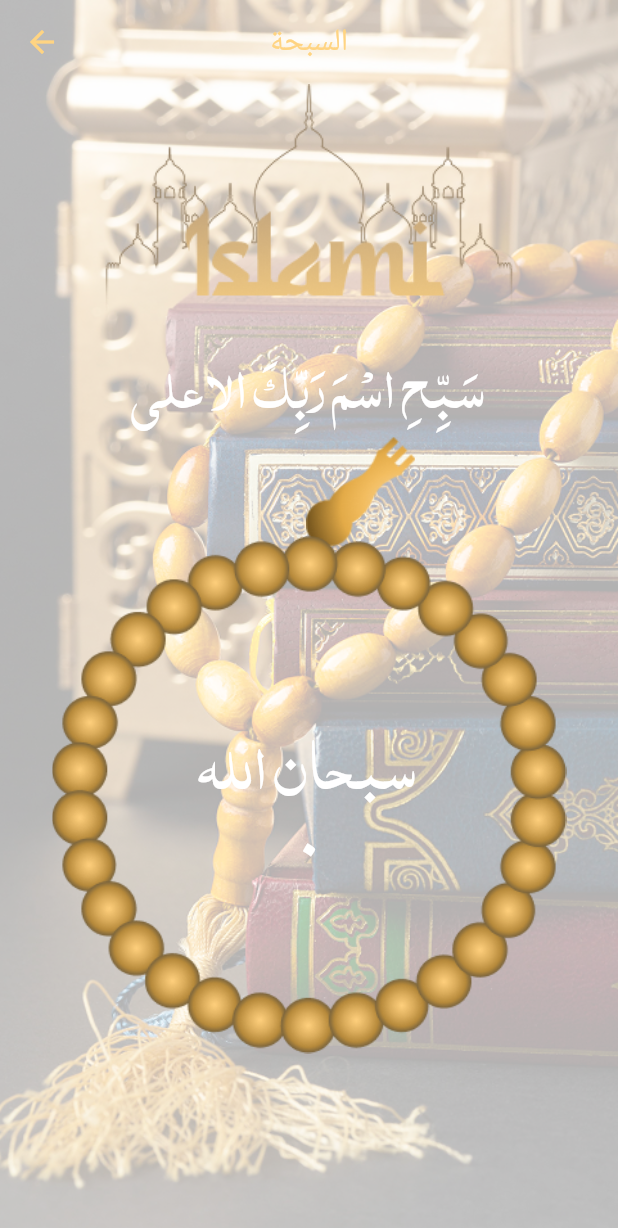
After one commit to johngamil11/islami, a Flutter app: the SebhaScreen screen opened by its route, on a phone screen of 412 x 824 dp. The commit adds this screen. Shown: the top 1228 px of the screen. Run offline on Flutter 3.47's test engine with Material 3 defaults, Android fonts, the phone set to English and light mode, and no system bars; our stand-ins replace bloc, connectivity_plus, dartz, dio, flutter_bloc, flutter_screenutil and 4 more; accounts and stored records are empty; Roboto replaces fonts that are missing (QuranHadith).

Commit message:
finished sebha screen.

```diff
--- a/lib/config/app_router.dart
+++ b/lib/config/app_router.dart
@@ -17,6 +17,7 @@ import 'package:islami/features/quran_screen/data/repositories_impl/quran_reposi
 import 'package:islami/features/quran_screen/presentation/blocs/cubit/quran_cubit.dart';
 import 'package:islami/features/quran_screen/presentation/pages/quran_screen.dart';
 import 'package:islami/features/Hadith_screen/data/data_sources/local_data_source.dart';
+import 'package:islami/features/sebha_screen/presentation/pages/sebha_screen.dart';
 
 class AppRouter {
   static late PrayerTimeUseCase prayerTimeUseCase;
@@ -60,6 +61,9 @@ class AppRouter {
                   create: (context) => HadithCubit(HadithRepositoryImp(localDataSource: HadithLocalDataSource()  )),
                   child: HadithScreen(),
                 ));
+      case Routes.sebhaScreen:
+        return MaterialPageRoute(
+            builder: (_) => SebhaScreen());
 
       default:
         return null;
--- a/lib/config/routes.dart
+++ b/lib/config/routes.dart
@@ -2,4 +2,5 @@ class Routes {
   static const String homeScreen = 'home_screen';
   static const String QuranScreen = 'quran_screen';
   static const String HadithScreen = 'hadith_screen';
+  static const String sebhaScreen = 'sebha_screen';
 }
--- a/lib/features/Hadith_screen/presentation/pages/hadith_screen.dart
+++ b/lib/features/Hadith_screen/presentation/pages/hadith_screen.dart
@@ -19,7 +19,7 @@ class HadithScreen extends StatelessWidget {
         Opacity(
           opacity: 0.3,
           child: Image.asset(
-            'assets/images/quran_background.png',
+            'assets/images/hadith background.png',
             fit: BoxFit.cover,
             height: double.infinity,
             width: double.infinity,
--- a/lib/features/home_screen/presentation/pages/home_screen.dart
+++ b/lib/features/home_screen/presentation/pages/home_screen.dart
@@ -14,6 +14,7 @@ import 'package:islami/features/quran_screen/data/data_sources/local_data_source
 import 'package:islami/features/quran_screen/data/repositories_impl/quran_repository_imp.dart';
 import 'package:islami/features/quran_screen/presentation/blocs/cubit/quran_cubit.dart';
 import 'package:islami/features/quran_screen/presentation/pages/quran_screen.dart';
+import 'package:islami/features/sebha_screen/presentation/pages/sebha_screen.dart';
 
 class HomeScreen extends StatelessWidget {
   const HomeScreen({super.key});
@@ -54,9 +55,15 @@ class HomeScreen extends StatelessWidget {
                       child: Row(
                         mainAxisAlignment: MainAxisAlignment.spaceEvenly,
                         children: [
-                          IconView(
-                            text: 'سبحة',
-                            image: 'assets/images/sebha.png',
+                          InkWell(
+                            onTap: (){
+                              Navigator.push(context, MaterialPageRoute(
+                                builder: (context) => SebhaScreen()));
+                            },
+                            child: IconView(
+                              text: 'سبحة',
+                              image: 'assets/images/sebha.png',
+                            ),
                           ),
                           SizedBox(
                             width: 10.w,
--- /dev/null
+++ b/lib/features/sebha_screen/presentation/blocs/cubit/sebha_cubit.dart
@@ -0,0 +1,45 @@
+import 'package:flutter_bloc/flutter_bloc.dart';
+import 'dart:math';
+
+class SebhaCubit extends Cubit<SebhaState> {
+  SebhaCubit() : super(SebhaState(angle: 0, counter: 0, phraseIndex: 0));
+
+  final List<String> phrases = [
+    'سبحان الله ',
+    'الحمد لله',
+    'الله أكبر',
+    'لا اله الا الله',
+
+  ];
+
+  void rotateSebha() {
+    int newCounter = state.counter + 1;
+    int newPhraseIndex = state.phraseIndex;
+
+    if (newCounter > 33) {
+      newCounter = 0;
+
+      newPhraseIndex = (state.phraseIndex + 1) % phrases.length;
+    }
+
+    emit(SebhaState(
+      angle: state.angle + pi /13 ,
+      counter: newCounter,
+      phraseIndex: newPhraseIndex,
+    ));
+  }
+
+  String get currentPhrase => phrases[state.phraseIndex];
+}
+
+class SebhaState {
+  final double angle;
+  final int counter;
+  final int phraseIndex;
+
+  SebhaState({
+    required this.angle,
+    required this.counter,
+    required this.phraseIndex,
+  });
+}
--- /dev/null
+++ b/lib/features/sebha_screen/presentation/pages/sebha_screen.dart
@@ -0,0 +1,118 @@
+import 'dart:math';
+
+import 'package:flutter/material.dart';
+import 'package:flutter_bloc/flutter_bloc.dart';
+import 'package:flutter_screenutil/flutter_screenutil.dart';
+import 'package:islami/core/utils/arabic_function.dart';
+import 'package:islami/core/utils/color_manager.dart';
+import 'package:islami/features/sebha_screen/presentation/blocs/cubit/sebha_cubit.dart';
+
+class SebhaScreen extends StatelessWidget {
+  const SebhaScreen({super.key});
+
+  @override
+  Widget build(BuildContext context) {
+    return BlocProvider(
+      create: (context) => SebhaCubit(),
+      child: Stack(
+        children: [
+          Opacity(
+            opacity: 0.3,
+            child: Image.asset(
+              'assets/images/sebha_background.png',
+              fit: BoxFit.cover,
+              height: double.infinity,
+              width: double.infinity,
+            ),
+          ),
+          Scaffold(
+              backgroundColor: Colors.transparent,
+              appBar: AppBar(
+                title: Text(
+                  'السبحة',
+                  style: TextStyle(
+                    color: ColorManager.logo,
+                    fontFamily: 'QuranHadith',
+                    fontSize: 18.sp,
+                  ),
+                ),
+                centerTitle: true,
+                iconTheme: IconThemeData(color: ColorManager.logo),
+                backgroundColor: Colors.transparent,
+              ),
+              body: Expanded(
+                child: Column(
+                  crossAxisAlignment: CrossAxisAlignment.center,
+                  children: [
+                    Center(child: Image.asset('assets/images/Logo.png')),
+                    Text(
+                      'سَبِّحِ اسْمَ رَبِّكَ الأعلى ',
+                      style: TextStyle(
+                          color: ColorManager.white,
+                          fontFamily: 'NoorHuda',
+                          fontSize: 45),
+                    ),
+                    BlocBuilder<SebhaCubit, SebhaState>(
+                      builder: (context, state) {
+                       final cubit = context.read<SebhaCubit>();
+
+                        return Container(
+                          height: 370.h,
+                          width: 300.w,
+                          // color: ColorManager.primary,
+                          child: Stack(
+                            alignment: AlignmentDirectional.center,
+                            children: [
+                              Positioned(
+                                  top: 0.h,
+                                  right: 88.w,
+                                  child:
+                                      Image.asset('assets/images/sebha 1.png')),
+                              Positioned(
+                                  top: 50.h,
+                                  child: GestureDetector(
+                                onTap: () {
+                                  context.read<SebhaCubit>().rotateSebha();
+                                },
+
+                                    child: AnimatedRotation(
+                                      turns: state.angle / (2 * pi),
+                                      duration: Duration(milliseconds:200 ),
+                                      child: Image.asset(
+                                        'assets/images/Sebha 2.png',
+                                        height: 300.h,
+                                        width: 300.w,
+                                        fit: BoxFit.fitWidth,
+                                      ),
+                                    ),
+                                  )),
+                              Text(
+                               cubit.currentPhrase ,
+                                style: TextStyle(
+                                    color: ColorManager.white,
+                                    fontFamily: 'NoorHuda',
+                                    fontSize: 50),
+                              ),
+                              Positioned(
+                                top: 200.h,
+                                child: Text(
+                                 ArabicFunction.convertToArabicNumber(state.counter),
+                                  style: TextStyle(
+                                      color: ColorManager.white,
+                                      // fontFamily: 'NoorHuda',
+                                      fontSize: 50),
+                                ),
+                              ),
+                            ],
+                          ),
+                        );
+                      },
+                    )
+                  ],
+                ),
+              )),
+        ],
+      ),
+    );
+  }
+}
```
Also changed, not shown: assets/images/Logo copy.png (added), assets/images/Sebha 2.png (added), assets/images/hadith background.png (added), assets/images/sebha 1.png (added).
